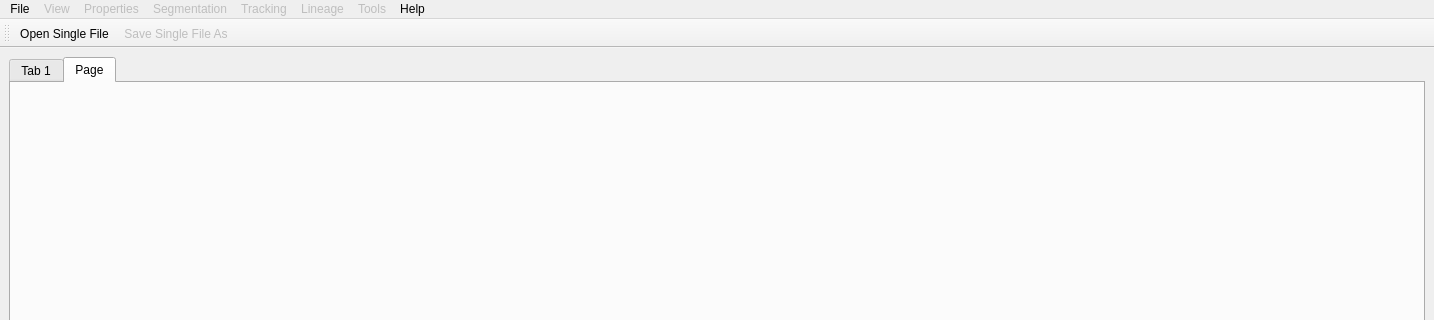
Above: branches/GoFigure2Beta/Code/GUI/lib/go.ui from gofigure2/GoFigure2 before the change; both pictures show x 0 to 1434 and y 0 to 320 of the 1434 by 826 pixel window. Below: the same form after it.
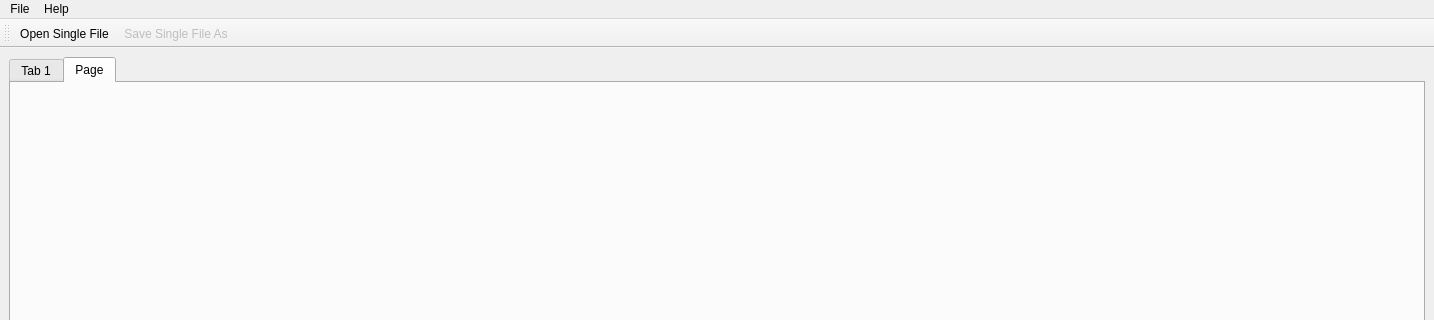
That is the form after the change. Icons and pictures are not drawn.

Commit message: ENH: Create a widget just for the visualization of 2D vtkImageData

The edit to the form file:
```diff
--- a/branches/GoFigure2Beta/Code/GUI/lib/go.ui
+++ b/branches/GoFigure2Beta/Code/GUI/lib/go.ui
@@ -59,7 +59,7 @@
      <x>0</x>
      <y>0</y>
      <width>1434</width>
-     <height>22</height>
+     <height>23</height>
     </rect>
    </property>
    <widget class="QMenu" name="menuFile">
@@ -110,14 +110,6 @@
     <addaction name="separator"/>
     <addaction name="actionQuit"/>
    </widget>
-   <widget class="QMenu" name="menuView">
-    <property name="enabled">
-     <bool>false</bool>
-    </property>
-    <property name="title">
-     <string>View</string>
-    </property>
-   </widget>
    <widget class="QMenu" name="menuHelp">
     <property name="title">
      <string>Help</string>
@@ -129,53 +121,7 @@
     <addaction name="actionUser_mailing_list"/>
     <addaction name="actionDeveloper_mailing_list"/>
    </widget>
-   <widget class="QMenu" name="menuSegmentation">
-    <property name="enabled">
-     <bool>false</bool>
-    </property>
-    <property name="title">
-     <string>Segmentation</string>
-    </property>
-   </widget>
-   <widget class="QMenu" name="menuTracking">
-    <property name="enabled">
-     <bool>false</bool>
-    </property>
-    <property name="title">
-     <string>Tracking</string>
-    </property>
-   </widget>
-   <widget class="QMenu" name="menuLineage">
-    <property name="enabled">
-     <bool>false</bool>
-    </property>
-    <property name="title">
-     <string>Lineage</string>
-    </property>
-   </widget>
-   <widget class="QMenu" name="menuProperties">
-    <property name="enabled">
-     <bool>false</bool>
-    </property>
-    <property name="title">
-     <string>Properties</string>
-    </property>
-   </widget>
-   <widget class="QMenu" name="menuTools">
-    <property name="enabled">
-     <bool>false</bool>
-    </property>
-    <property name="title">
-     <string>Tools</string>
-    </property>
-   </widget>
    <addaction name="menuFile"/>
-   <addaction name="menuView"/>
-   <addaction name="menuProperties"/>
-   <addaction name="menuSegmentation"/>
-   <addaction name="menuTracking"/>
-   <addaction name="menuLineage"/>
-   <addaction name="menuTools"/>
    <addaction name="menuHelp"/>
   </widget>
   <widget class="QStatusBar" name="statusbar">
```
The commit also changes 6 other files.
